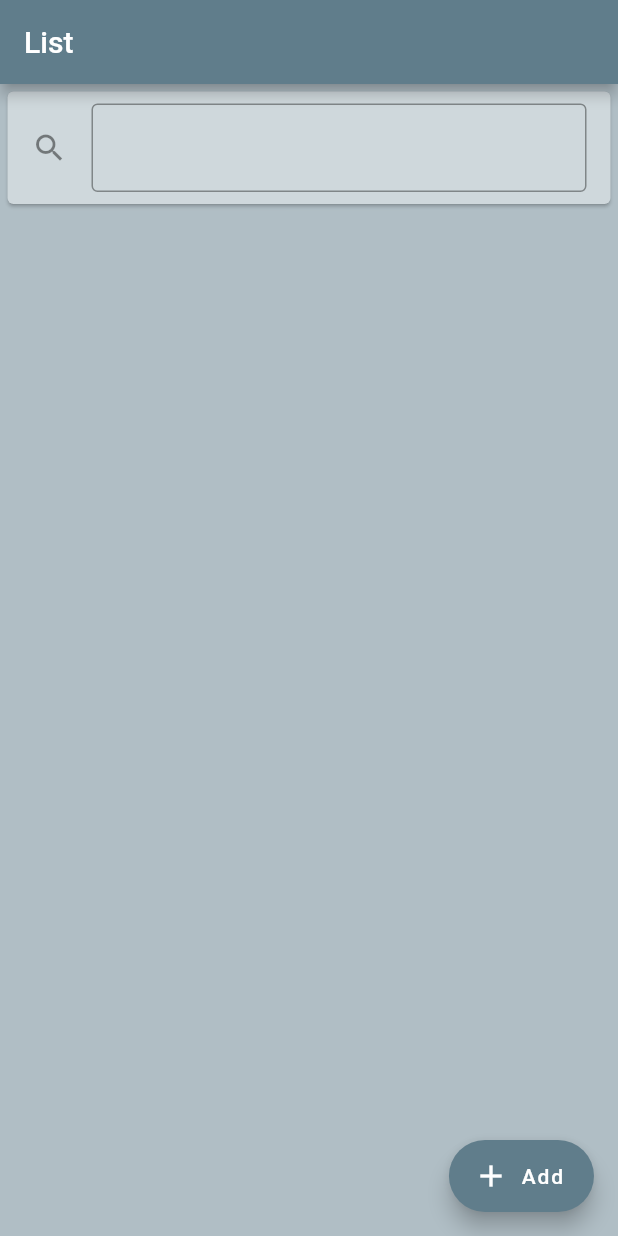
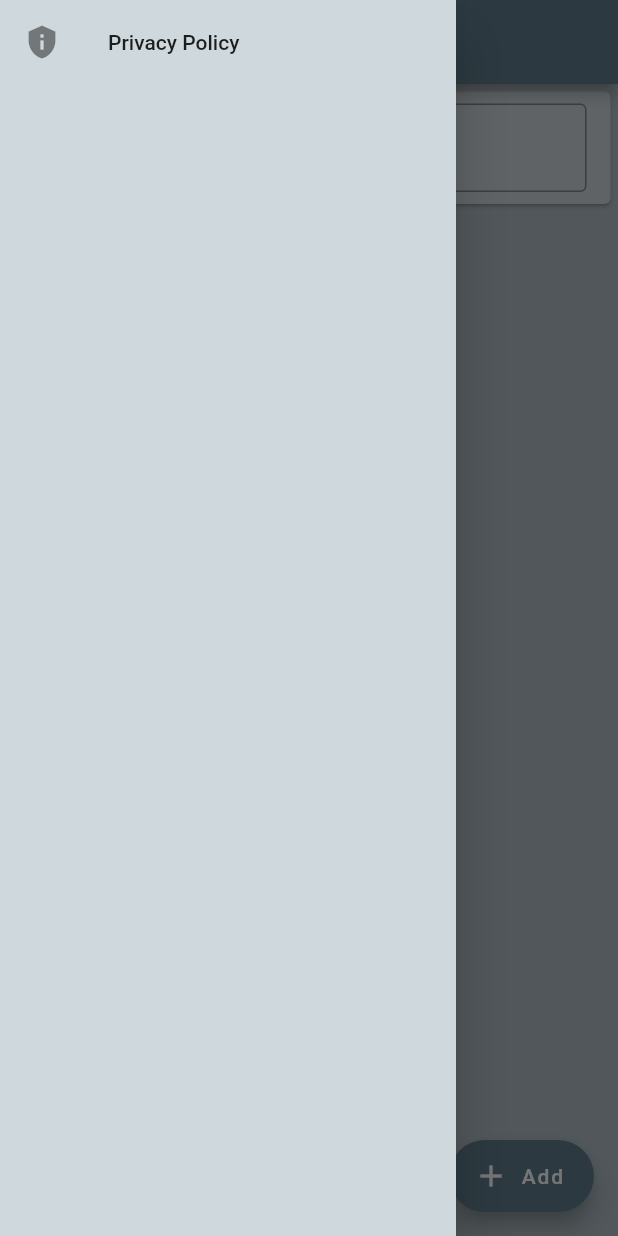
Before and after one commit to Samurais-Holiday/PasswordManager, a Flutter app: the screen it shows after launch, with the side drawer open (before the commit the screen has no drawer), on a phone screen of 412 x 824 dp. Run offline on Flutter 3.47's test engine with Material 2 defaults, Android fonts, the phone set to English and light mode, and no system bars; our stand-ins replace flutter_secure_storage, local_auth, logger.

Commit message:
プライバシーポリシーへのリンクを追加

```diff
--- /dev/null
+++ b/lib/api/url/url_launcher.dart
@@ -0,0 +1,10 @@
+import 'package:url_launcher/url_launcher.dart';
+
+/// URLを管理するクラス
+class UrlLauncher {
+  /// プライバシーポリシーURL
+  static final Uri _privacyPolicy = Uri.parse('https://samurais-holiday.com/%e8%87%aa%e5%b7%b1%e7%b4%b9%e4%bb%8b/%e3%80%90simple%e3%80%91password-manager-android/%e3%80%90simple%e3%80%91password-manager-privacy-policy/');
+
+  /// プライバシーポリシーのURLへ移動する
+  static Future launchPrivacyPolicy() => launchUrl(_privacyPolicy);
+}
--- a/lib/main.dart
+++ b/lib/main.dart
@@ -29,6 +29,9 @@ class MyApp extends StatelessWidget {
           color: primarySwatchThemeData.primaryColorLight,
         ),
         dialogBackgroundColor: primarySwatchThemeData.primaryColorLight,
+        drawerTheme: DrawerThemeData(
+          backgroundColor: primarySwatchThemeData.primaryColorLight
+        ),
       ),
       home: const AuthenticationPage(title: 'Authenticate', nextPage: PasswordListPage(title: 'List')),
     );
--- a/lib/view/password_list_page.dart
+++ b/lib/view/password_list_page.dart
@@ -1,4 +1,5 @@
 import 'package:flutter/material.dart';
+import 'package:password_manager/api/url/url_launcher.dart';
 import 'package:password_manager/service/password_service.dart';
 import 'package:password_manager/view/widget/forms.dart';
 import 'package:password_manager/view/widget/password_widget.dart';
@@ -19,8 +20,8 @@ class _PasswordListPageState extends State<PasswordListPage> {
 
   @override
   Widget build(BuildContext context) {
-    // 読み込み完了時の表示
     return Scaffold(
+      drawer: _drawer(),
       appBar: AppBar(
         title: Text(widget.title),
       ),
@@ -40,4 +41,22 @@ class _PasswordListPageState extends State<PasswordListPage> {
       floatingActionButton: PasswordWidget.addPasswordInfoButton(context: context),
     );
   }
+
+  /// ドロワー
+  Widget _drawer() {
+    return Drawer(
+      child: ListView(
+        children: [
+          ListTile(
+              leading: const Icon(Icons.privacy_tip),
+              title: const Text('Privacy Policy'),
+              onTap: () {
+                Navigator.pop(context);
+                UrlLauncher.launchPrivacyPolicy();
+              }
+          ),
+        ],
+      ),
+    );
+  }
 }
--- a/pubspec.yaml
+++ b/pubspec.yaml
@@ -38,6 +38,7 @@ dependencies:
   flutter_secure_storage: ^6.0.0
   logger: ^1.1.0
   flutter_launcher_icons: ^0.11.0
+  url_launcher: ^6.1.7
 
 flutter_icons:
   android: "launcher_icon"
```
Also changed, not shown: pubspec.lock, 1 other file.
